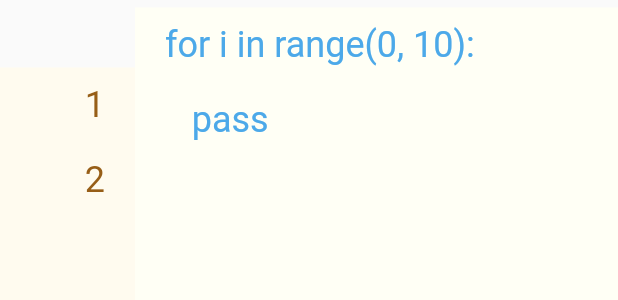
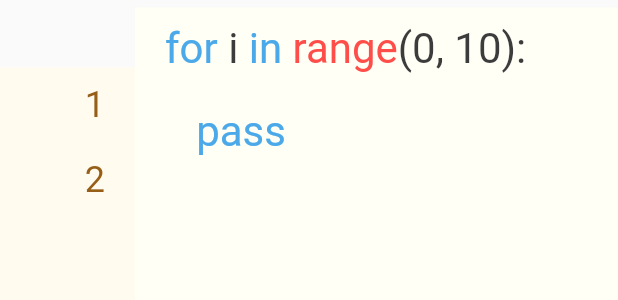
Before and after one commit to guissy/mylearn, a Flutter app: the Editor widget shown alone on an empty page, opened directly, on a phone screen of 412 x 824 dp. Shown: the top 300 px of the screen. Run offline on Flutter 3.47's test engine with Material 2 defaults, Android fonts, the phone set to English and light mode, and no system bars; our stand-ins replace flutter_svg.

Commit message:
code colorful

```diff
--- a/lib/main.dart
+++ b/lib/main.dart
@@ -52,7 +52,6 @@ class MyHomePage extends StatelessWidget {
                     elevation: 1.0,
                     onPressed: () {},
                     label: Text('运行', style: TextStyle(fontSize: 24.0)),
-//            shape: new CircleBorder(),
                   )
                 : Container()));
   }
--- a/lib/stage/editor.dart
+++ b/lib/stage/editor.dart
@@ -6,6 +6,131 @@ class Editor extends StatefulWidget {
 }
 
 class _EditorState extends State<Editor> {
+
+  getCodeWords(String str) {
+    const keywords = [
+      "def",
+      "if",
+      "raise",
+      "None",
+      "del",
+      "import",
+      "return",
+      "elif",
+      "in",
+      "try",
+      "and",
+      "else",
+      "is",
+      "while",
+      "as",
+      "except",
+      "lambda",
+      "with",
+      "assert",
+      "finally",
+      "nonlocal",
+      "yield",
+      "break",
+      "for",
+      "not",
+      "class",
+      "from",
+      "or",
+      "continue",
+      "global",
+      "pass"
+    ];
+    List<String> s = str.split(' ');
+    List<TextSpan> widgets = [];
+    RegExp isNumber = new RegExp(r"^(\d)*\.?(\d)*$");
+    RegExp isString = new RegExp(r"^'.+'$");
+    RegExp isString2 = new RegExp(r'^".+"$');
+    List<String> functions = [
+      "abs",
+      "all",
+      "any",
+      "ascii",
+      "bin",
+      "bool",
+      "bytearary",
+      "bytes",
+      "callable",
+      "chr",
+      "ord",
+      "complex",
+      "delattr",
+      "dict",
+      "dir",
+      "divmod",
+      "enumerate",
+      "eval",
+      "exec",
+      "filter",
+      "float",
+      "format",
+      "globals",
+      "getattr",
+      "hasattr",
+      "hash",
+      "help",
+      "hex",
+      "id",
+      "input",
+      "int",
+      "isinstance",
+      "issubclass",
+      "iter",
+      "len",
+      "list",
+      "local",
+      "map",
+      "max",
+      "min",
+      "next",
+      "oct",
+      "ord",
+      "pow",
+      "print",
+      "range",
+      "reper",
+      "reversed",
+      "round",
+      "set",
+      "setattr",
+      "slice",
+      "str",
+      "sorted",
+      "sum",
+      "super",
+      "tuple",
+      "type",
+      "vars",
+      "zip"
+    ];
+    s.forEach((e) {
+      if (keywords.contains(e)) {
+        widgets.add(TextSpan(text: e, style: TextStyle(color: Color(0xff4ca9e9))));
+      } else if (isNumber.hasMatch(e)) {
+        widgets.add(TextSpan(text: e, style: TextStyle(color: Color(0xff8679d5))));
+      } else if (isString.hasMatch(e) || isString2.hasMatch(e)) {
+        widgets.add(TextSpan(text: e, style: TextStyle(color: Color(0xff1dab51))));
+      } else if (e == 'True' || e == 'False') {
+        widgets.add(TextSpan(text: e, style: TextStyle(color: Color(0xffb58267))));
+      } else if (functions.contains(e.split('(')[0])) {
+        String world = e.split('(')[0];
+        String other = e.split('(').sublist(1).join('(');
+        widgets.add(TextSpan(text: world, style: TextStyle(color: Color(0xffff4e4a))));
+        widgets.add(TextSpan(text: '('+other, style: TextStyle(color: Color(0xff3d3c3c))));
+      } else {
+        print(e);
+        widgets.add(TextSpan(text: e, style: TextStyle(color: Color(0xff3d3c3c))));
+      }
+      widgets.add(TextSpan(text: ' '));
+    });
+    return widgets;
+  }
+
   @override
   Widget build(BuildContext context) {
     List<String> code = 'for i in range(0, 10): \n   pass'.split('\n');
@@ -16,11 +141,15 @@ class _EditorState extends State<Editor> {
         children: <Widget>[
           Container(
             width: 90.0,
-            height: MediaQuery.of(context).size.height - 90.0,
+            height: MediaQuery
+                .of(context)
+                .size
+                .height - 90.0,
             color: Color(0xfffffbef),
             child: ListView.builder(
                 itemCount: code.length,
-                itemBuilder: (content, i) => Container(
+                itemBuilder: (content, i) =>
+                    Container(
                       height: 50.0,
                       alignment: Alignment.centerRight,
                       padding: EdgeInsets.symmetric(
@@ -28,7 +157,7 @@ class _EditorState extends State<Editor> {
                       child: Text(
                         (i + 1).toString(),
                         style:
-                            TextStyle(color: Color(0xff975e17), fontSize: 24.0),
+                        TextStyle(color: Color(0xff975e17), fontSize: 24.0),
                       ),
                     )),
           ),
@@ -39,15 +168,19 @@ class _EditorState extends State<Editor> {
               color: Color(0xfffffff5),
               child: ListView.builder(
                   itemCount: code.length,
-                  itemBuilder: (content, i) => Container(
-                        height: 50.0,
+                  itemBuilder: (content, i) =>
+                      Container(
+                        height: 55.0,
                         alignment: Alignment.centerLeft,
                         padding: EdgeInsets.symmetric(
                             vertical: 10.0, horizontal: 20.0),
-                        child: Text(
-                          code[i],
-                          style: TextStyle(
-                              color: Color(0xff4ca9e9), fontSize: 24.0),
+                        child: RichText(
+                          text: TextSpan(
+                            text: '',
+                            style: TextStyle(
+                                color: Colors.black, fontSize: 28.0),
+                            children: getCodeWords(code[i]),
+                          ),
                         ),
                       )),
             ),
```
